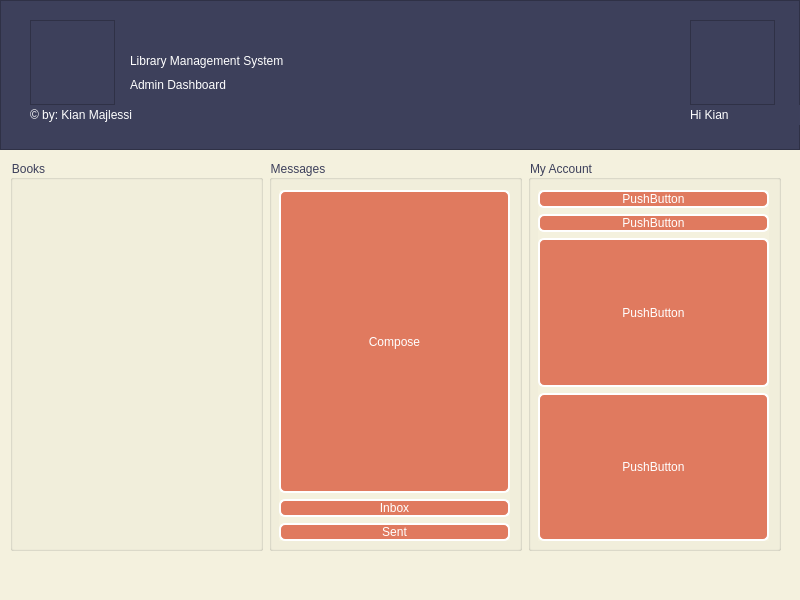
Old version of the form mainwindow_user.ui in the repository kianmajl/Library.
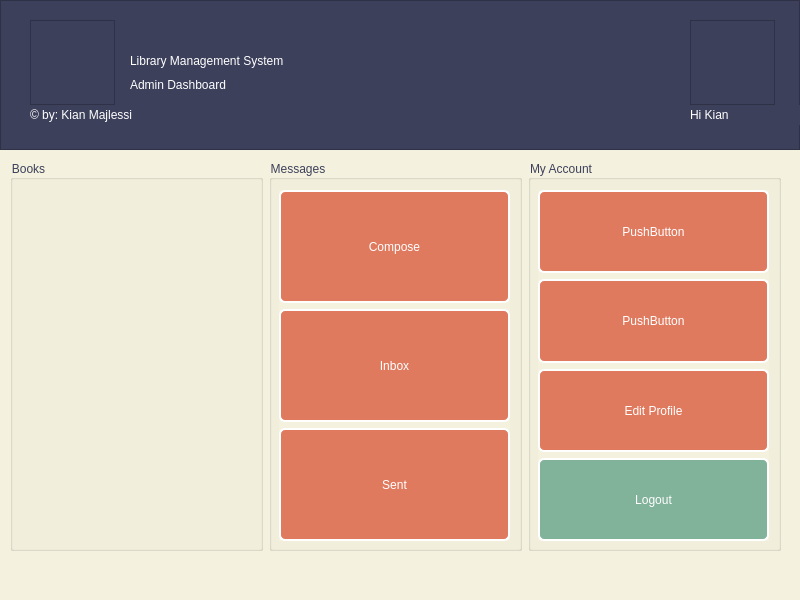
New version of the form. Icons and pictures are not drawn.

Commit message: Darim pish mibarim project ro :)

```diff
--- a/mainwindow_user.ui
+++ b/mainwindow_user.ui
@@ -34,6 +34,14 @@
 QPushButton:hover
 {
 	background-color: rgb(242, 204, 143);
+}
+QPushButton#pushButton_logout
+{
+	background-color: rgb(129, 178, 154);
+}
+QPushButton:hover#pushButton_logout
+{
+	background-color: rgb(242, 204, 143);
 }</string>
   </property>
   <widget class="QWidget" name="centralwidget">
@@ -203,6 +211,12 @@
          </item>
          <item>
           <widget class="QPushButton" name="pushButton_2">
+           <property name="sizePolicy">
+            <sizepolicy hsizetype="Expanding" vsizetype="Expanding">
+             <horstretch>0</horstretch>
+             <verstretch>0</verstretch>
+            </sizepolicy>
+           </property>
            <property name="text">
             <string>Inbox</string>
            </property>
@@ -210,6 +224,12 @@
          </item>
          <item>
           <widget class="QPushButton" name="pushButton_3">
+           <property name="sizePolicy">
+            <sizepolicy hsizetype="Expanding" vsizetype="Expanding">
+             <horstretch>0</horstretch>
+             <verstretch>0</verstretch>
+            </sizepolicy>
+           </property>
            <property name="text">
             <string>Sent</string>
            </property>
@@ -239,6 +259,12 @@
            <property name="enabled">
             <bool>false</bool>
            </property>
+           <property name="sizePolicy">
+            <sizepolicy hsizetype="Expanding" vsizetype="Expanding">
+             <horstretch>0</horstretch>
+             <verstretch>0</verstretch>
+            </sizepolicy>
+           </property>
            <property name="text">
             <string>PushButton</string>
            </property>
@@ -249,6 +275,12 @@
            <property name="enabled">
             <bool>false</bool>
            </property>
+           <property name="sizePolicy">
+            <sizepolicy hsizetype="Expanding" vsizetype="Expanding">
+             <horstretch>0</horstretch>
+             <verstretch>0</verstretch>
+            </sizepolicy>
+           </property>
            <property name="text">
             <string>PushButton</string>
            </property>
@@ -263,12 +295,12 @@
             </sizepolicy>
            </property>
            <property name="text">
-            <string>PushButton</string>
+            <string>Edit Profile</string>
            </property>
           </widget>
          </item>
          <item>
-          <widget class="QPushButton" name="pushButton_4">
+          <widget class="QPushButton" name="pushButton_logout">
            <property name="sizePolicy">
             <sizepolicy hsizetype="Expanding" vsizetype="Expanding">
              <horstretch>0</horstretch>
@@ -276,7 +308,7 @@
             </sizepolicy>
            </property>
            <property name="text">
-            <string>PushButton</string>
+            <string>Logout</string>
            </property>
           </widget>
          </item>
```
The commit also changes 2 other files.
